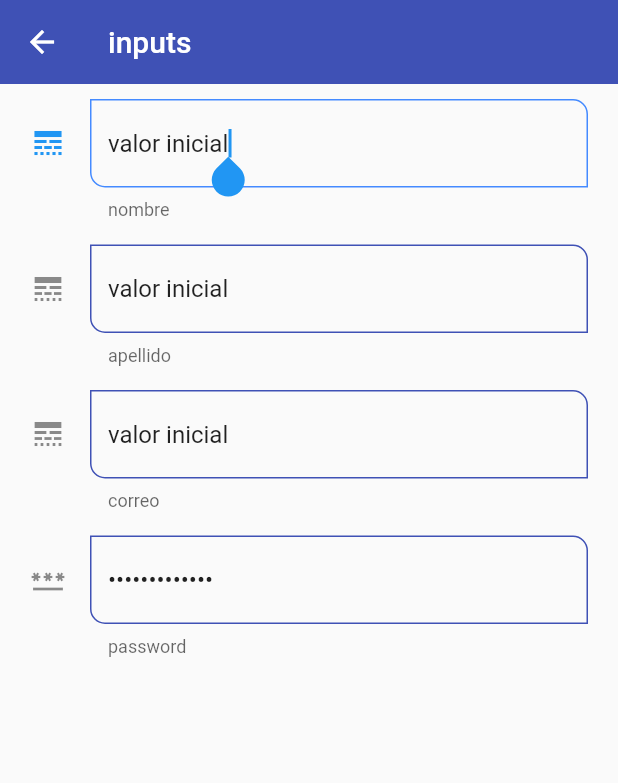
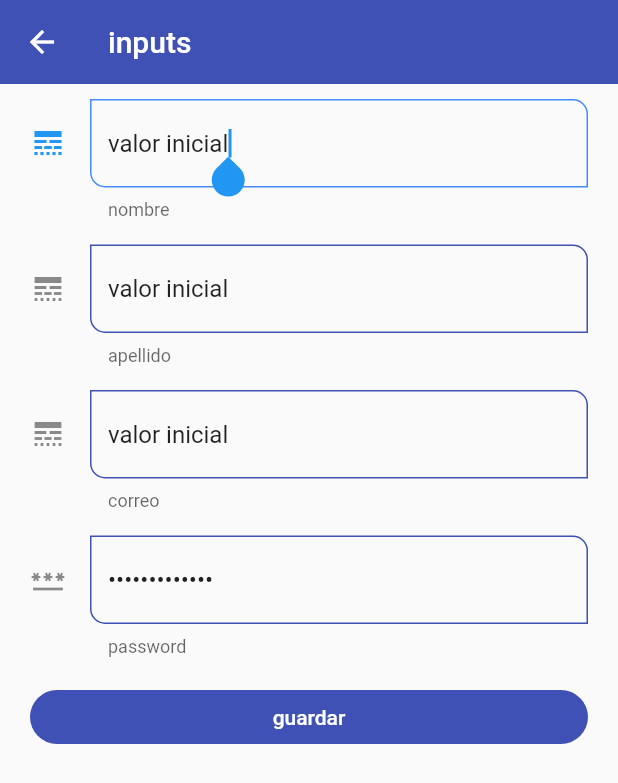
Before and after one commit to ricklegac/flutter, a Flutter app: the InputScreen screen opened by its route, on a phone screen of 412 x 824 dp. Shown: the top 783 px of the screen. Run offline on Flutter 3.47's test engine with Material 2 defaults, Android fonts, the phone set to English and light mode, and no system bars.

Commit message:
envolvemos form

```diff
--- a/widgets_app/lib/screens/input_screen.dart
+++ b/widgets_app/lib/screens/input_screen.dart
@@ -27,20 +27,31 @@ class InputScreen extends StatelessWidget {
       body: SingleChildScrollView(
          child: Padding(
           padding: const EdgeInsets.symmetric(horizontal: 20, vertical: 10),
-          child: Column(
-            children: const [
-              CustomInputWidget(hinText: 'Nombre usuario', icon: Icons.line_style, helperText: 'nombre', textinput: null,),
-              SizedBox(height: 16.0),
+          child: Form(
+            child: Column( //envolvemos este en un widget form porque es lo que contiene los datos
+              children:   [
+                const CustomInputWidget(hinText: 'Nombre usuario', icon: Icons.line_style, helperText: 'nombre', textinput: null,),
+                const SizedBox(height: 16.0),
 
-              CustomInputWidget(hinText: 'Apellido usuario', icon: Icons.line_style, helperText: 'apellido',),
-              SizedBox(height: 16),
+                const CustomInputWidget(hinText: 'Apellido usuario', icon: Icons.line_style, helperText: 'apellido',),
+                const SizedBox(height: 16),
 
-              CustomInputWidget(hinText: 'Correo usuario', icon: Icons.line_style, helperText: 'correo', textinput: TextInputType.emailAddress),
-              SizedBox(height: 16),
+                const CustomInputWidget(hinText: 'Correo usuario', icon: Icons.line_style, helperText: 'correo', textinput: TextInputType.emailAddress),
+                const SizedBox(height: 16),
 
-              CustomInputWidget(hinText: 'password', icon: Icons.password, helperText: 'password', obscureText: true,),
+                const CustomInputWidget(hinText: 'password', icon: Icons.password, helperText: 'password', obscureText: true,),
+                const SizedBox(height: 16),
+                ElevatedButton(
+                  child: const SizedBox(
+                    width: double.infinity,
+                    child: Center(child: Text('guardar')),
+                  ),
+                  onPressed: () {
 
-            ],
+                  } ,
+                  )
+              ],
+            ),
           ),
          ),
       ),
```
